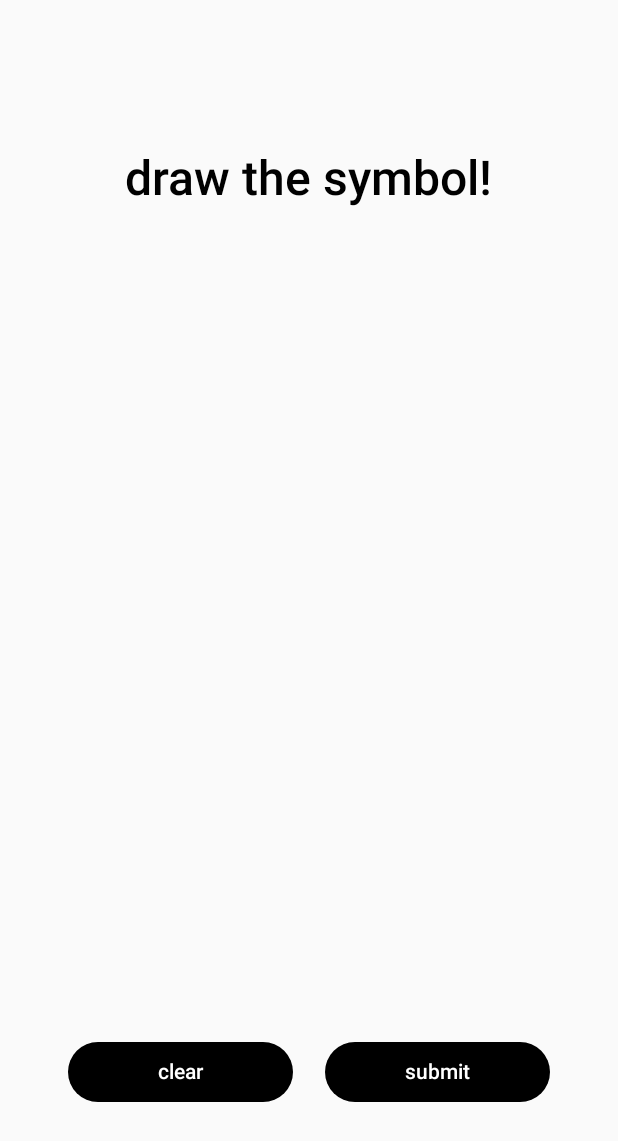
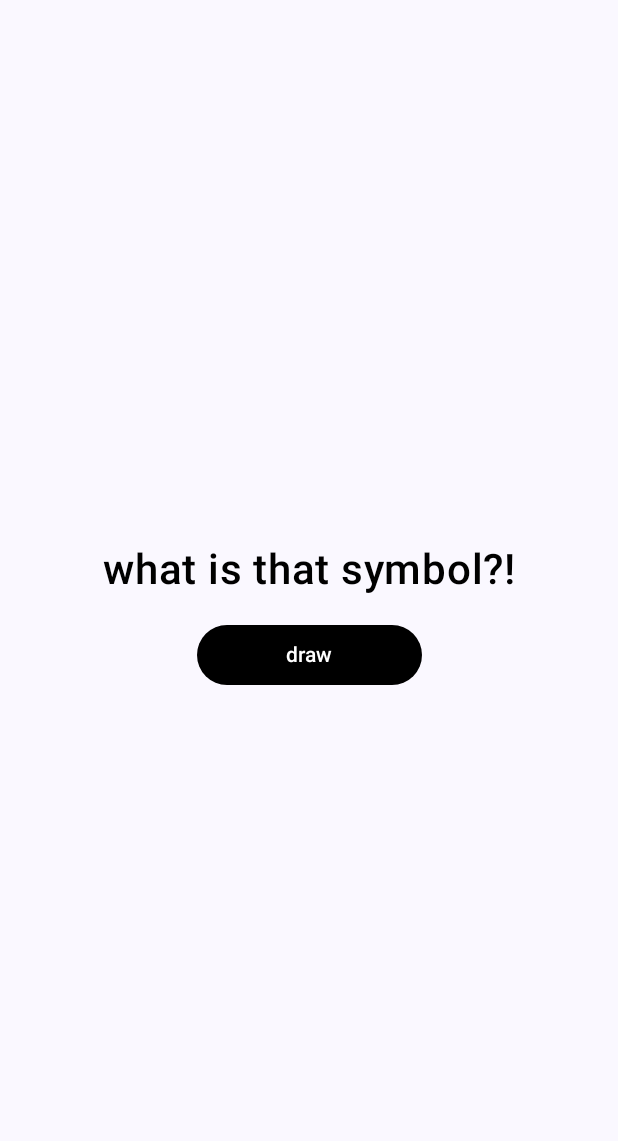
Before and after one commit to mazenhussain/Symbalyze, an Android app built with Jetpack Compose: the screen it shows after launch (MainActivity), on a phone screen of 412 x 824 dp. Shown: the top 1141 px of the screen. Run offline under Robolectric (Android 15) with nearby library versions, the phone set to English and light mode, and no system bars.

Commit message:
add routing

```diff
--- a/frontend/app/build.gradle.kts
+++ b/frontend/app/build.gradle.kts
@@ -40,7 +40,6 @@ android {
 }
 
 dependencies {
-
     implementation(libs.androidx.core.ktx)
     implementation(libs.androidx.lifecycle.runtime.ktx)
     implementation(libs.androidx.activity.compose)
@@ -49,11 +48,14 @@ dependencies {
     implementation(libs.androidx.ui.graphics)
     implementation(libs.androidx.ui.tooling.preview)
     implementation(libs.androidx.material3)
+    implementation(libs.androidx.navigation.compose)
+
     testImplementation(libs.junit)
     androidTestImplementation(libs.androidx.junit)
     androidTestImplementation(libs.androidx.espresso.core)
     androidTestImplementation(platform(libs.androidx.compose.bom))
     androidTestImplementation(libs.androidx.ui.test.junit4)
+
     debugImplementation(libs.androidx.ui.tooling)
     debugImplementation(libs.androidx.ui.test.manifest)
 }
--- a/frontend/app/src/main/java/com/g5/symbalyze/MainActivity.kt
+++ b/frontend/app/src/main/java/com/g5/symbalyze/MainActivity.kt
@@ -4,48 +4,42 @@ import android.os.Bundle
 import androidx.activity.ComponentActivity
 import androidx.activity.compose.setContent
 import androidx.activity.enableEdgeToEdge
-import androidx.compose.foundation.layout.fillMaxSize
+import androidx.compose.foundation.layout.Column
 import androidx.compose.foundation.layout.padding
 import androidx.compose.material3.Scaffold
-import androidx.compose.material3.Text
 import androidx.compose.runtime.Composable
 import androidx.compose.ui.Modifier
-import androidx.compose.ui.tooling.preview.Preview
-import com.g5.symbalyze.ui.screens.DrawInput
+import androidx.navigation.compose.NavHost
+import androidx.navigation.compose.composable
+import androidx.navigation.compose.rememberNavController
+import com.g5.symbalyze.ui.screens.DrawInputScreen
+import com.g5.symbalyze.ui.screens.HomeScreen
 import com.g5.symbalyze.ui.theme.SymbalyzeTheme
 
+// main navigation
 class MainActivity : ComponentActivity() {
     override fun onCreate(savedInstanceState: Bundle?) {
         super.onCreate(savedInstanceState)
         enableEdgeToEdge()
-//        setContent {
-//            SymbalyzeTheme {
-//                Scaffold(modifier = Modifier.fillMaxSize()) { innerPadding ->
-//                    Greeting(
-//                        name = "Android",
-//                        modifier = Modifier.padding(innerPadding)
-//                    )
-//                }
-//            }
-//        }
         setContent {
-            DrawInput()
+            SymbalyzeTheme {
+                Scaffold() { paddingValues ->
+                    Column(modifier = Modifier.padding(paddingValues)) {
+                        AppNavigation()
+                    }
+                }
+            }
         }
     }
 }
 
+// list of all screens
 @Composable
-fun Greeting(name: String, modifier: Modifier = Modifier) {
-    Text(
-        text = "Hello $name!",
-        modifier = modifier
-    )
-}
+fun AppNavigation() {
+    val navController = rememberNavController()
 
-@Preview(showBackground = true)
-@Composable
-fun GreetingPreview() {
-    SymbalyzeTheme {
-        Greeting("Android")
+    NavHost(navController = navController, startDestination = "home") {
+        composable("home") { HomeScreen(navController) }
+        composable("draw") { DrawInputScreen(navController) }
     }
 }
--- a/frontend/app/src/main/java/com/g5/symbalyze/ui/screens/DrawInput.kt
+++ b/frontend/app/src/main/java/com/g5/symbalyze/ui/screens/DrawInput.kt
@@ -11,9 +11,14 @@ import androidx.compose.foundation.layout.fillMaxWidth
 import androidx.compose.foundation.layout.offset
 import androidx.compose.foundation.layout.padding
 import androidx.compose.foundation.layout.width
-import androidx.compose.foundation.text.BasicText
+import androidx.compose.material.icons.Icons
+import androidx.compose.material.icons.filled.ArrowBack
 import androidx.compose.material3.Button
 import androidx.compose.material3.ButtonDefaults
+import androidx.compose.material3.ExperimentalMaterial3Api
+import androidx.compose.material3.Icon
+import androidx.compose.material3.IconButton
+import androidx.compose.material3.Scaffold
 import androidx.compose.runtime.*
 import androidx.compose.ui.Modifier
 import androidx.compose.ui.geometry.Offset
@@ -23,13 +28,45 @@ import androidx.compose.ui.text.TextStyle
 import androidx.compose.ui.unit.Dp
 import androidx.compose.ui.unit.dp
 import androidx.compose.material3.Text
+import androidx.compose.material3.TopAppBar
 import androidx.compose.ui.Alignment
 import androidx.compose.ui.text.font.FontWeight
 import androidx.compose.ui.unit.sp
+import androidx.navigation.NavController
 
 data class Line(
-    val start: Offset, val end: Offset, val color: Color = Color.Black, val strokeWidth: Dp = 5.dp
+    val start: Offset,
+    val end: Offset,
+    val color: Color = Color.Black,
+    val strokeWidth: Dp = 5.dp
 )
+
+@OptIn(ExperimentalMaterial3Api::class)
+@Composable
+fun DrawInputScreen(navController: NavController) {
+    Scaffold(
+        topBar = {
+            TopAppBar(
+                title = { },
+                navigationIcon = {
+                    IconButton(onClick = { navController.popBackStack() }) {
+                        Icon(Icons.Default.ArrowBack, contentDescription = "Back")
+                    }
+                }
+            )
+        }
+    ) { paddingValues ->
+        Column(
+            modifier = Modifier
+                .fillMaxSize()
+                .padding(paddingValues),
+            horizontalAlignment = Alignment.CenterHorizontally,
+            verticalArrangement = Arrangement.Center
+        ) {
+            DrawInput()
+        }
+    }
+}
 
 @Composable
 fun DrawInput() {
@@ -37,11 +74,14 @@ fun DrawInput() {
 
     Column(modifier = Modifier.fillMaxSize()) {
         Text(
-            text = "draw the symbol!", style = TextStyle(
-                fontSize = 32.sp, color = Color.Black, fontWeight = FontWeight.SemiBold
+            text = "ready? draw below!",
+            style = TextStyle(
+                fontSize = 28.sp,
+                color = Color.Black,
+                fontWeight = FontWeight.SemiBold
             ), modifier = Modifier
                 .align(Alignment.CenterHorizontally)
-                .offset(y = 100.dp)
+                .offset(y = 48.dp)
         )
 
         Canvas(modifier = Modifier
@@ -81,10 +121,7 @@ fun DrawInput() {
                     containerColor = Color.Black
                 )
             ) {
-                BasicText(
-                    "clear",
-                    style = TextStyle(color = Color.White, fontWeight = FontWeight.SemiBold)
-                )
+                Text("clear", fontWeight = FontWeight.SemiBold)
             }
 
             Button(
@@ -96,10 +133,7 @@ fun DrawInput() {
                     containerColor = Color.Black
                 )
             ) {
-                BasicText(
-                    "submit",
-                    style = TextStyle(color = Color.White, fontWeight = FontWeight.SemiBold)
-                )
+                Text("submit", fontWeight = FontWeight.SemiBold)
             }
         }
     }
--- /dev/null
+++ b/frontend/app/src/main/java/com/g5/symbalyze/ui/screens/HomeScreen.kt
@@ -0,0 +1,49 @@
+package com.g5.symbalyze.ui.screens
+
+import androidx.compose.foundation.layout.Arrangement
+import androidx.compose.foundation.layout.Column
+import androidx.compose.foundation.layout.Spacer
+import androidx.compose.foundation.layout.fillMaxSize
+import androidx.compose.foundation.layout.height
+import androidx.compose.foundation.layout.width
+import androidx.compose.material3.Button
+import androidx.compose.material3.ButtonDefaults
+import androidx.compose.material3.Text
+import androidx.compose.runtime.Composable
+import androidx.compose.ui.Alignment
+import androidx.compose.ui.Modifier
+import androidx.compose.ui.graphics.Color
+import androidx.compose.ui.text.font.FontWeight
+import androidx.compose.ui.unit.dp
+import androidx.compose.ui.unit.sp
+import androidx.navigation.NavController
+
+@Composable
+fun HomeScreen(navController: NavController) {
+    Column(
+        modifier = Modifier.fillMaxSize(),
+        horizontalAlignment = Alignment.CenterHorizontally,
+        verticalArrangement = Arrangement.Center
+    ) {
+        // header
+        Text(
+            "what is that symbol?!",
+            fontSize = 28.sp,
+            color = Color.Black,
+            fontWeight = FontWeight.SemiBold
+        )
+
+        Spacer(modifier = Modifier.height(16.dp))
+
+        // list of all possible input options
+        Button(
+            onClick = { navController.navigate("draw") },
+            modifier = Modifier.width(150.dp),
+            colors = ButtonDefaults.buttonColors(
+                containerColor = Color.Black
+            )
+        ) {
+            Text("draw", fontWeight = FontWeight.SemiBold)
+        }
+    }
+}
--- a/frontend/app/src/main/java/com/g5/symbalyze/ui/theme/Theme.kt
+++ b/frontend/app/src/main/java/com/g5/symbalyze/ui/theme/Theme.kt
@@ -9,6 +9,7 @@ import androidx.compose.material3.dynamicDarkColorScheme
 import androidx.compose.material3.dynamicLightColorScheme
 import androidx.compose.material3.lightColorScheme
 import androidx.compose.runtime.Composable
+import androidx.compose.ui.graphics.Color
 import androidx.compose.ui.platform.LocalContext
 
 private val DarkColorScheme = darkColorScheme(
@@ -20,7 +21,7 @@ private val DarkColorScheme = darkColorScheme(
 private val LightColorScheme = lightColorScheme(
     primary = Purple40,
     secondary = PurpleGrey40,
-    tertiary = Pink40
+    tertiary = Pink40,
 
     /* Other default colors to override
     background = Color(0xFFFFFBFE),
--- a/frontend/gradle/libs.versions.toml
+++ b/frontend/gradle/libs.versions.toml
@@ -8,9 +8,11 @@ espressoCore = "3.6.1"
 lifecycleRuntimeKtx = "2.8.7"
 activityCompose = "1.10.1"
 composeBom = "2024.04.01"
+navigationCompose = "2.8.9"
 
 [libraries]
 androidx-core-ktx = { group = "androidx.core", name = "core-ktx", version.ref = "coreKtx" }
+androidx-navigation-compose = { module = "androidx.navigation:navigation-compose", version.ref = "navigationCompose" }
 junit = { group = "junit", name = "junit", version.ref = "junit" }
 androidx-junit = { group = "androidx.test.ext", name = "junit", version.ref = "junitVersion" }
 androidx-espresso-core = { group = "androidx.test.espresso", name = "espresso-core", version.ref = "espressoCore" }
```
